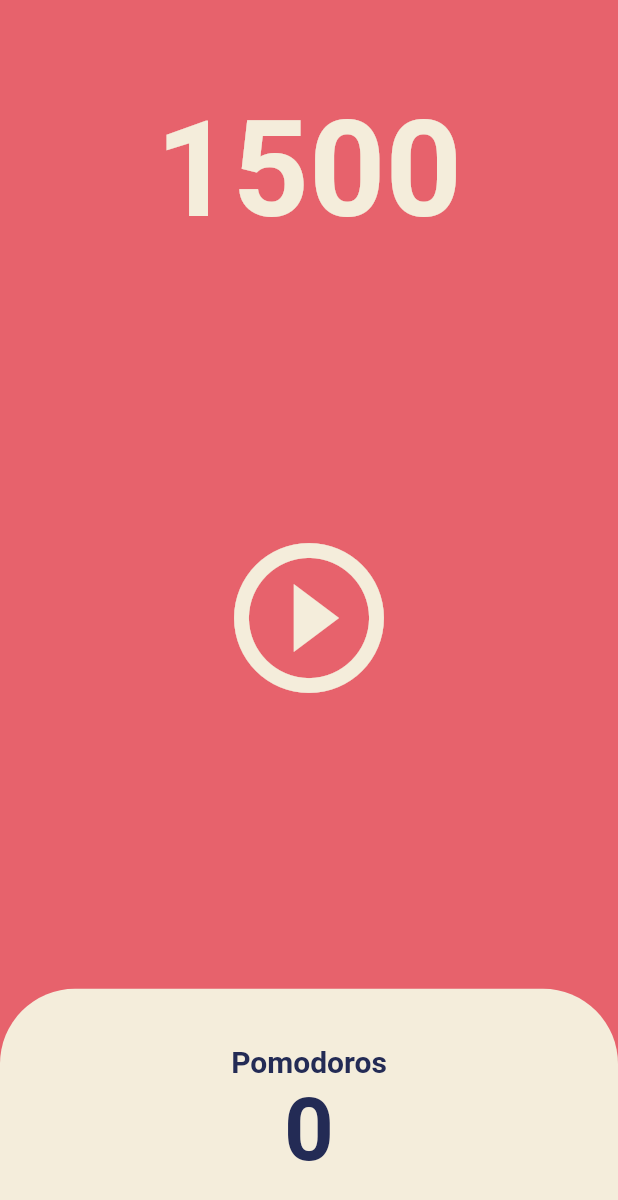
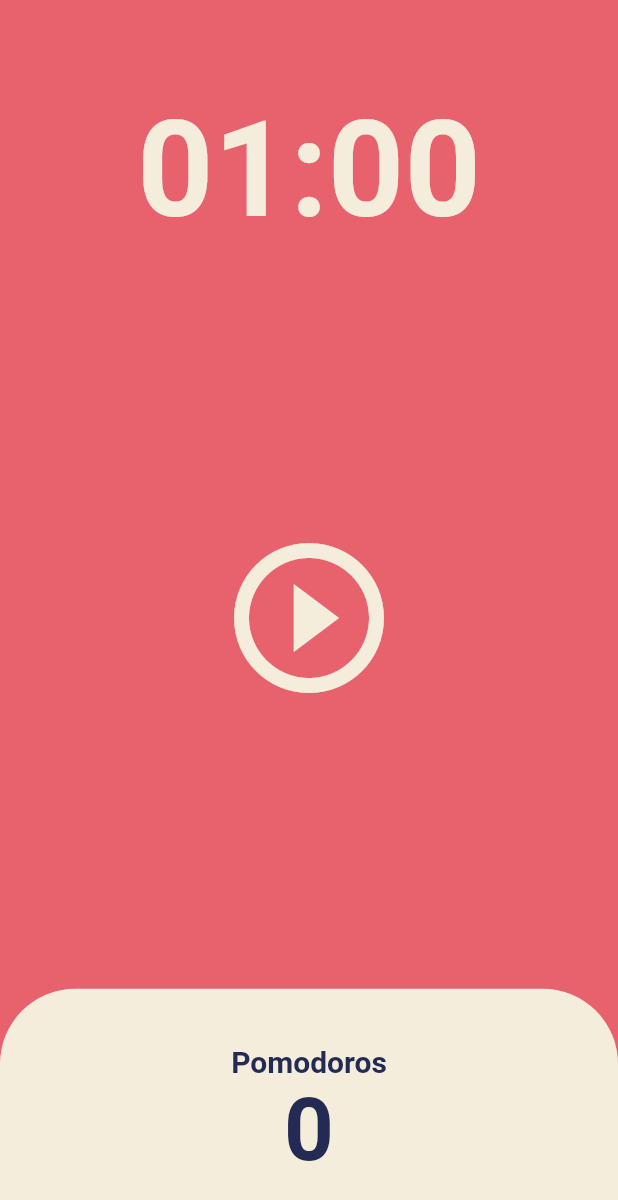
Before and after one commit to chmh0805/flutter-pomodoro-project, a Flutter app: the screen it shows after launch, on a phone screen of 412 x 824 dp. Shown: the top 1200 px of the screen. Run offline on Flutter 3.47's test engine with Material 2 defaults, Android fonts, the phone set to English and light mode, and no system bars.

Commit message:
Feat: Format remain seconds

```diff
--- a/lib/screens/home_screen.dart
+++ b/lib/screens/home_screen.dart
@@ -10,7 +10,7 @@ class HomeScreen extends StatefulWidget {
 }
 
 class _HomeScreenState extends State<HomeScreen> {
-  static const twentyFiveMinutes = 1500;
+  static const twentyFiveMinutes = 60;
   int totalSeconds = twentyFiveMinutes;
   bool isRunning = false;
   int totalPomodoros = 0;
@@ -45,6 +45,11 @@ class _HomeScreenState extends State<HomeScreen> {
     });
   }
 
+  String format(int seconds) {
+    var duration = Duration(seconds: seconds);
+    return duration.toString().split('.').first.substring(2);
+  }
+
   @override
   Widget build(BuildContext context) {
     return Scaffold(
@@ -55,7 +60,7 @@ class _HomeScreenState extends State<HomeScreen> {
             flex: 1,
             child: Container(
               alignment: Alignment.bottomCenter,
-              child: Text('$totalSeconds',
+              child: Text(format(totalSeconds),
                   style: TextStyle(
                     color: Theme.of(context).cardColor,
                     fontSize: 89,
```
